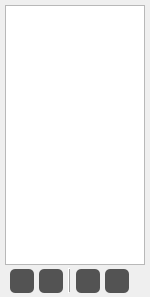
The window that Ui/DockWidget/SceneWidget.ui (hash1018/Raina) describes before a commit, drawn with Qt 5.
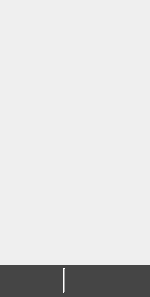
The same window after the commit. Icons and pictures are not drawn.

```diff
--- a/Ui/DockWidget/SceneWidget.ui
+++ b/Ui/DockWidget/SceneWidget.ui
@@ -22,8 +22,18 @@
   <property name="styleSheet">
    <string notr="true">
 
+QWidget#buttonWidget{
+    background-color:#454545;
+}
+
+QListWidget {
+    background-color:transparent;
+    border:0px;
+    
+}
+
 QPushButton {
-    background-color: #535353;
+    background-color: transparent;
     border: 0px;
     border-radius: 5px;
     color:white;
@@ -63,13 +73,13 @@
     <number>0</number>
    </property>
    <property name="leftMargin">
-    <number>5</number>
+    <number>0</number>
    </property>
    <property name="topMargin">
-    <number>5</number>
+    <number>1</number>
    </property>
    <property name="rightMargin">
-    <number>5</number>
+    <number>0</number>
    </property>
    <property name="bottomMargin">
     <number>0</number>
```
